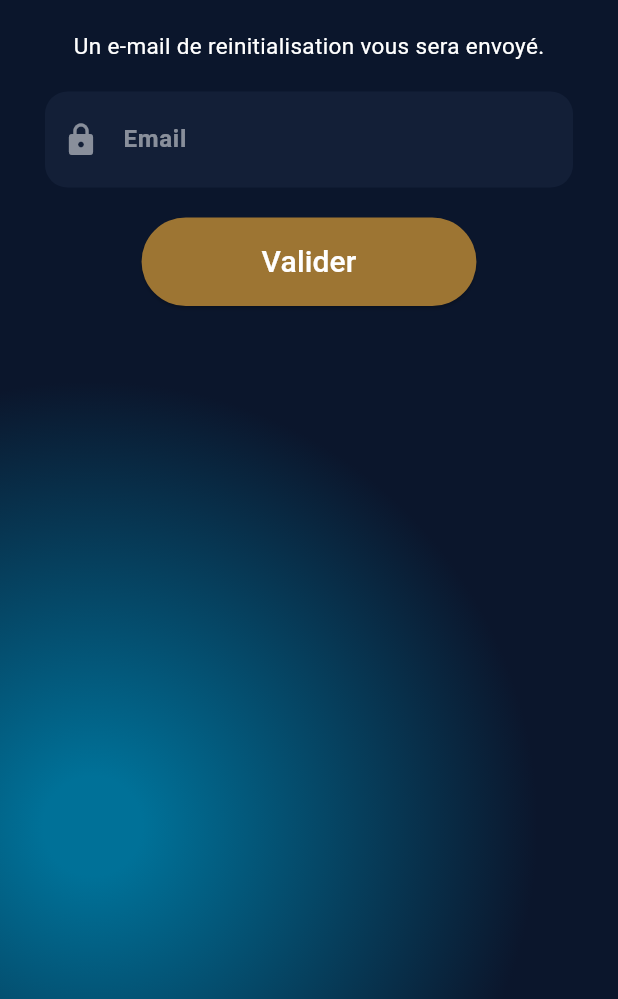
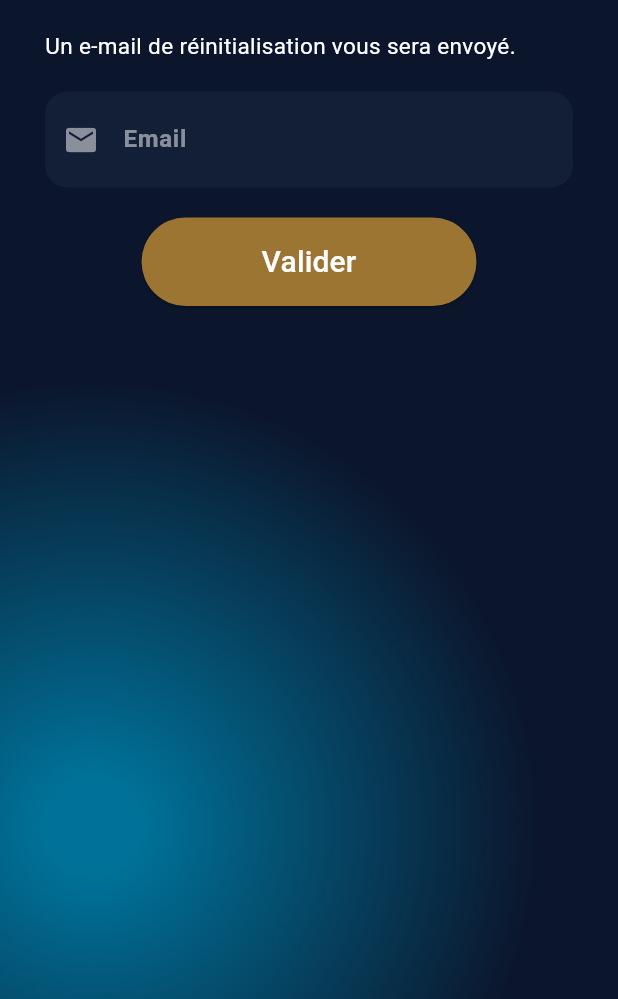
Before and after one commit to Cl3m3nt03/LAB-DAY, a Flutter app: the PasswordForgottenPage screen opened directly, after a tap on "Valider", on a phone screen of 412 x 824 dp, the part 237-1236 px from its top. Run offline on Flutter 3.47's test engine with Material 3 defaults, Android fonts, the phone set to English and light mode, and no system bars; drawn by our look-alikes of delightful_toast; our stand-ins replace cloud_firestore, firebase_auth, firebase_core, flutter_highlight, flutter_keyboard_visibility, google_fonts and 5 more; accounts and stored records are empty; network calls fail.

Commit message:
fix password forgotten

```diff
--- a/lib/page/password_forgotten_page.dart
+++ b/lib/page/password_forgotten_page.dart
@@ -1,18 +1,32 @@
 import 'package:flutter/material.dart';
 import 'package:makeitcode/widget/textField.dart';
 import 'package:makeitcode/auth.dart';
+
 class PasswordForgottenPage extends StatelessWidget {
   final TextEditingController emailController = TextEditingController();
+
   @override
   Widget build(BuildContext context) {
     return Scaffold(
       appBar: AppBar(
-        iconTheme: IconThemeData(color: Colors.white),
-        backgroundColor: Color.fromARGB(255, 11, 22, 44),
+        iconTheme: const IconThemeData(color: Colors.white),
+        backgroundColor: const Color.fromARGB(255, 11, 22, 44),
       ),
-      body:   Container(
-                    height: MediaQuery.of(context).size.height,
-            decoration: BoxDecoration(
+      body: GestureDetector(
+        onTap: () => FocusScope.of(context).unfocus(),
+        child: LayoutBuilder(
+          builder: (context, constraints) {
+            final bottomInset = MediaQuery.of(context).viewInsets.bottom;
+
+            return SingleChildScrollView(
+              padding: EdgeInsets.only(bottom: bottomInset),
+              child: ConstrainedBox(
+                constraints: BoxConstraints(
+                  minHeight: constraints.maxHeight,
+                ),
+                child: IntrinsicHeight(
+                  child: Container(
+                    decoration: const BoxDecoration(
                       gradient: RadialGradient(
                         colors: [
                           Color.fromRGBO(0, 113, 152, 1),
@@ -23,39 +37,64 @@ class PasswordForgottenPage extends StatelessWidget {
                         radius: 0.8,
                       ),
                     ),
-            child : Padding(padding: const EdgeInsets.symmetric(horizontal: 30,vertical: 0),
+                    child: Padding(
+                      padding: const EdgeInsets.symmetric(horizontal: 30),
                       child: Column(
-          mainAxisAlignment: MainAxisAlignment.start,
+                        crossAxisAlignment: CrossAxisAlignment.start,
                         children: <Widget>[
-            Text('Vous avez oublié votre mot de passe ?', style: TextStyle(fontSize: 20,color: Colors.white),),
-            Divider(color: Colors.amber,),
-            SizedBox(height: 15),
-            Text('Saisissez l\'adresse email associée à votre compte MakeitCode ',
+                          const Text(
+                            'Vous avez oublié votre mot de passe ?',
+                            style: TextStyle(fontSize: 20, color: Colors.white),
+                          ),
+                          const Divider(color: Colors.amber),
+                          const SizedBox(height: 15),
+                          const Text(
+                            'Saisissez l\'adresse email associée à votre compte MakeitCode ',
                             style: TextStyle(fontSize: 15, color: Colors.white),
-              textAlign: TextAlign.left,
                           ),
-            SizedBox(height: 20),
-            Text('Un e-mail de reinitialisation vous sera envoyé.',style: TextStyle(fontSize: 15,color: Colors.white),),
-            SizedBox(height: 20),
-            EntryField(title: 'Email',controller:emailController,prefixIcons: Icons.lock,height: 20,),
-            SizedBox(height: 20),
-            ElevatedButton(
+                          const SizedBox(height: 20),
+                          const Text(
+                            'Un e-mail de réinitialisation vous sera envoyé.',
+                            style: TextStyle(fontSize: 15, color: Colors.white),
+                          ),
+                          const SizedBox(height: 20),
+                          EntryField(
+                            title: 'Email',
+                            controller: emailController,
+                            prefixIcons: Icons.email,
+                            height: 20,
+                          ),
+                          const SizedBox(height: 20),
+                          Center(
+                            child: ElevatedButton(
                               style: ElevatedButton.styleFrom(
-                padding: EdgeInsets.symmetric(horizontal: 80, vertical: 15),
-                backgroundColor: Color.fromARGB(249, 161, 119, 51),
+                                padding: const EdgeInsets.symmetric(horizontal: 80, vertical: 15),
+                                backgroundColor: const Color.fromARGB(249, 161, 119, 51),
                               ),
                               onPressed: () {
-                Auth().sendPasswordResetEmail( emailController.text, context);
+                                Auth().sendPasswordResetEmail(
+                                  emailController.text,
+                                  context,
+                                );
                               },
-              child: Text('Valider',
+                              child: const Text(
+                                'Valider',
                                 style: TextStyle(
                                   color: Colors.white,
                                   fontSize: 20.0,
                                 ),
                               ),
                             ),
+                          ),
+                          const Spacer(),
                         ],
                       ),
+                    ),
+                  ),
+                ),
+              ),
+            );
+          },
         ),
       ),
     );
```
Lines whose indentation alone changed are shown as unchanged.
